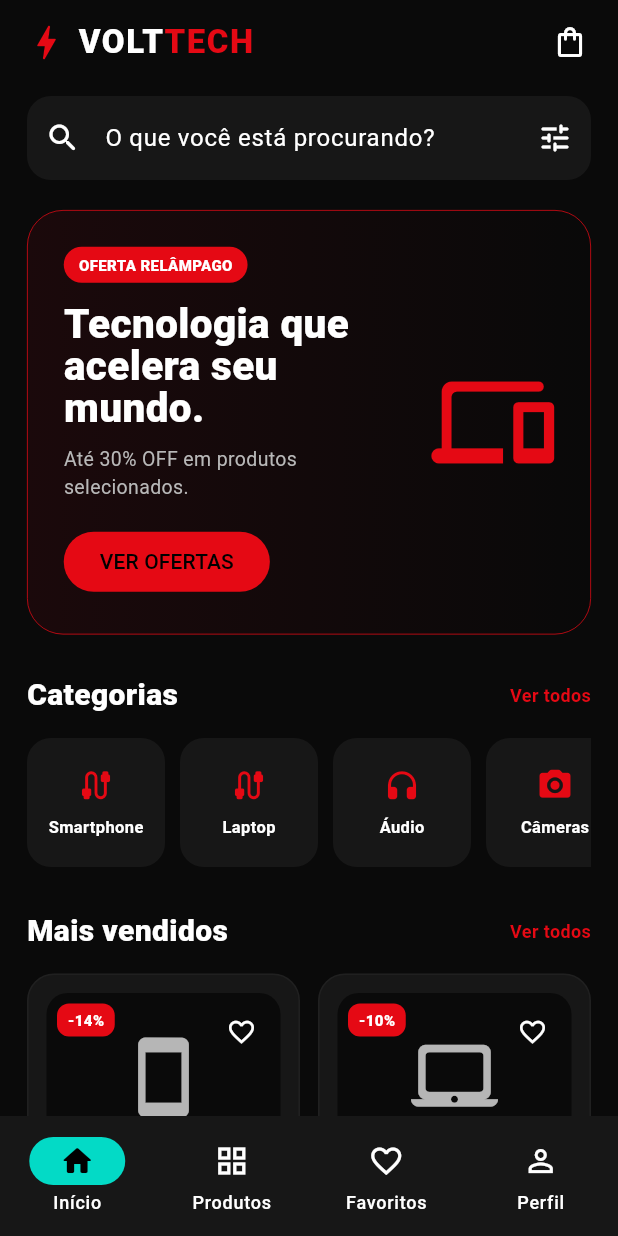
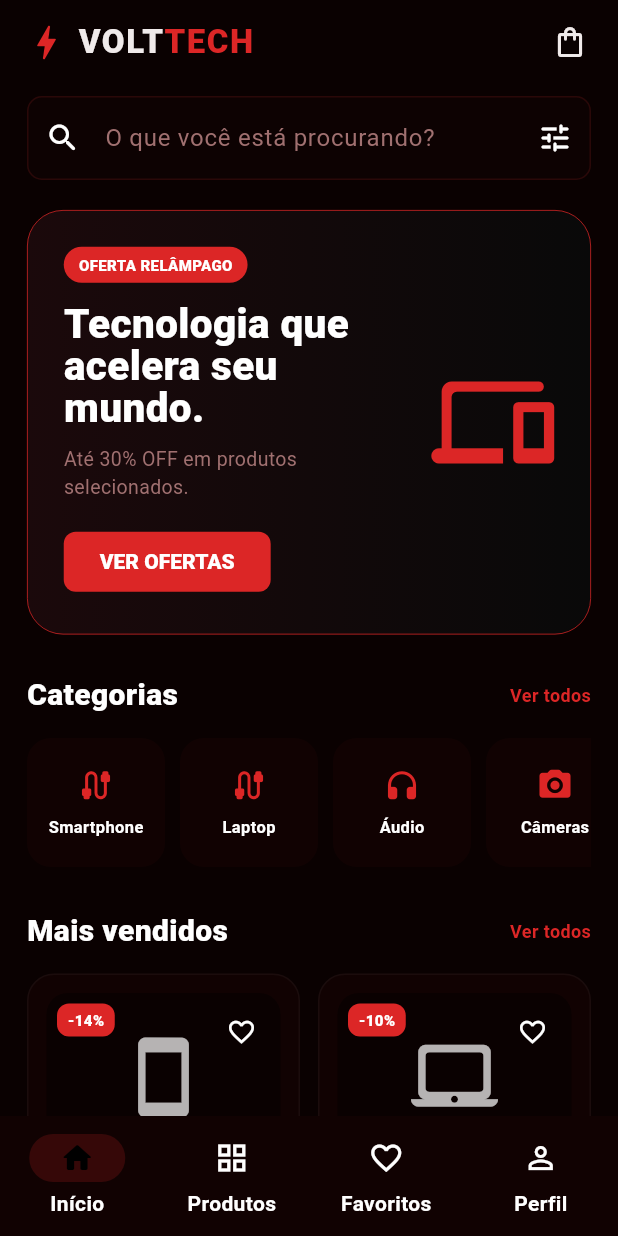
Before and after one commit to camposdigo/VoltTech, a Flutter app: the screen it shows after launch, on a phone screen of 412 x 824 dp. Run offline on Flutter 3.47's test engine with Material 3 defaults, Android fonts, the light colour scheme and no system bars; our stand-ins replace supabase_flutter; accounts and stored records are empty.

Commit message:
Figma: alinha cores e componentes visuais

```diff
--- a/lib/theme/app_theme.dart
+++ b/lib/theme/app_theme.dart
@@ -1,13 +1,16 @@
 import 'package:flutter/material.dart';
 
 class AppTheme {
-  static const Color background = Color(0xFF0A0A0A);
-  static const Color surface = Color(0xFF171717);
-  static const Color primary = Color(0xFFE50914);
-  static const Color textSecondary = Color(0xFFB8B8B8);
+  static const Color background = Color(0xFF0A0101);
+  static const Color surface = Color(0xFF110202);
+  static const Color surface2 = Color(0xFF160303);
+  static const Color primary = Color(0xFFDC2626);
+  static const Color border = Color(0xFF2A0808);
+  static const Color textPrimary = Color(0xFFF0EAEA);
+  static const Color textSecondary = Color(0xFFA07070);
 
   static ThemeData get darkTheme {
-    return ThemeData(
+    final base = ThemeData(
       useMaterial3: true,
       brightness: Brightness.dark,
       scaffoldBackgroundColor: background,
@@ -15,21 +18,58 @@ class AppTheme {
         primary: primary,
         surface: surface,
       ),
+    );
+
+    return base.copyWith(
       appBarTheme: const AppBarTheme(
         backgroundColor: background,
-        foregroundColor: Colors.white,
+        foregroundColor: textPrimary,
         elevation: 0,
+        centerTitle: false,
       ),
       cardTheme: const CardThemeData(
         color: surface,
         elevation: 0,
+        margin: EdgeInsets.zero,
+      ),
+      navigationBarTheme: NavigationBarThemeData(
+        backgroundColor: surface,
+        indicatorColor: primary.withValues(alpha: .18),
+        labelTextStyle: WidgetStateProperty.all(
+          const TextStyle(fontWeight: FontWeight.w600),
+        ),
       ),
       inputDecorationTheme: InputDecorationTheme(
         filled: true,
-        fillColor: surface,
+        fillColor: const Color(0xFF0D0202),
+        hintStyle: const TextStyle(color: textSecondary),
+        labelStyle: const TextStyle(color: textSecondary),
         border: OutlineInputBorder(
-          borderRadius: BorderRadius.circular(16),
-          borderSide: BorderSide.none,
+          borderRadius: BorderRadius.circular(10),
+          borderSide: const BorderSide(color: border),
+        ),
+        enabledBorder: OutlineInputBorder(
+          borderRadius: BorderRadius.circular(10),
+          borderSide: const BorderSide(color: border),
+        ),
+        focusedBorder: OutlineInputBorder(
+          borderRadius: BorderRadius.circular(10),
+          borderSide: const BorderSide(color: primary),
+        ),
+      ),
+      filledButtonTheme: FilledButtonThemeData(
+        style: FilledButton.styleFrom(
+          backgroundColor: primary,
+          foregroundColor: Colors.white,
+          shape: RoundedRectangleBorder(borderRadius: BorderRadius.circular(8)),
+          textStyle: const TextStyle(fontWeight: FontWeight.w800),
+        ),
+      ),
+      outlinedButtonTheme: OutlinedButtonThemeData(
+        style: OutlinedButton.styleFrom(
+          foregroundColor: textPrimary,
+          side: const BorderSide(color: border),
+          shape: RoundedRectangleBorder(borderRadius: BorderRadius.circular(8)),
         ),
       ),
     );
```
